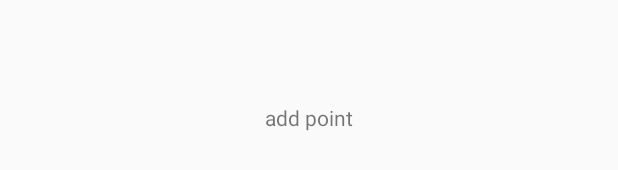
After one commit to iplaycloud/JsReview, an Android app: the layout activity_add_point.xml on its own in the app's theme, with its tools: preview values and no code run, on a phone screen of 412 x 824 dp. The commit adds this screen. Shown: the part 500-670 px from the top of the screen. Run offline under Robolectric (Android 15) with nearby library versions, the phone set to English and light mode, and no system bars.

Commit message:
修改了toolbar，添加了Add Activity

```diff
--- a/app/src/main/AndroidManifest.xml
+++ b/app/src/main/AndroidManifest.xml
@@ -37,7 +37,8 @@
         <activity android:name=".setting.view.SettingCacheActivity" />
         <activity android:name=".setting.view.CreateTableActivity" />
         <activity android:name=".setting.view.VersionNoteActivity" />
-        <activity android:name=".review.view.SearchActivity"></activity>
+        <activity android:name=".review.view.SearchActivity" />
+        <activity android:name=".review.view.view.AddPointActivity"></activity>
     </application>
 
 </manifest>
--- a/app/src/main/java/com/iplay/jsreview/review/view/ReviewFragment.java
+++ b/app/src/main/java/com/iplay/jsreview/review/view/ReviewFragment.java
@@ -23,7 +23,6 @@ import java.util.Map;
 
 import cn.bmob.v3.BmobQuery;
 import cn.bmob.v3.listener.FindListener;
-
 
 /**
  * Author : iplay on .
--- /dev/null
+++ b/app/src/main/res/layout/activity_add_point.xml
@@ -0,0 +1,19 @@
+<?xml version="1.0" encoding="utf-8"?>
+<RelativeLayout xmlns:android="http://schemas.android.com/apk/res/android"
+    xmlns:tools="http://schemas.android.com/tools"
+    android:id="@+id/activity_add_point"
+    android:layout_width="match_parent"
+    android:layout_height="match_parent"
+    android:paddingBottom="@dimen/activity_vertical_margin"
+    android:paddingLeft="@dimen/activity_horizontal_margin"
+    android:paddingRight="@dimen/activity_horizontal_margin"
+    android:paddingTop="@dimen/activity_vertical_margin"
+    tools:context="com.iplay.jsreview.review.view.view.AddPointActivity">
+
+    <TextView
+        android:layout_width="match_parent"
+        android:layout_height="match_parent"
+        android:text="add point"
+        android:gravity="center" />
+
+</RelativeLayout>
```
Also changed, not shown: app/src/main/java/com/iplay/jsreview/review/view/ListActivity.java (+25 -0 lines), app/src/main/java/com/iplay/jsreview/review/view/view/AddPointActivity.java (added, +24 -0 lines), app/src/main/res/menu/menu_add_content.xml (added, +11 -0 lines), app/src/main/res/menu/menu_main.xml (+2 -7 lines), 1 other file.
